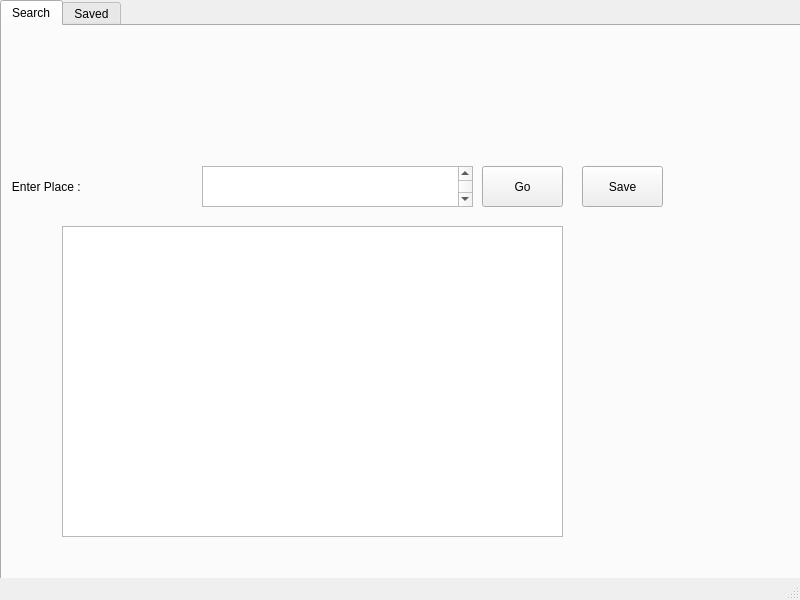
Before: the Qt Designer form main_window.ui in nishchaysinha/weatherapp, drawn with Qt 5.
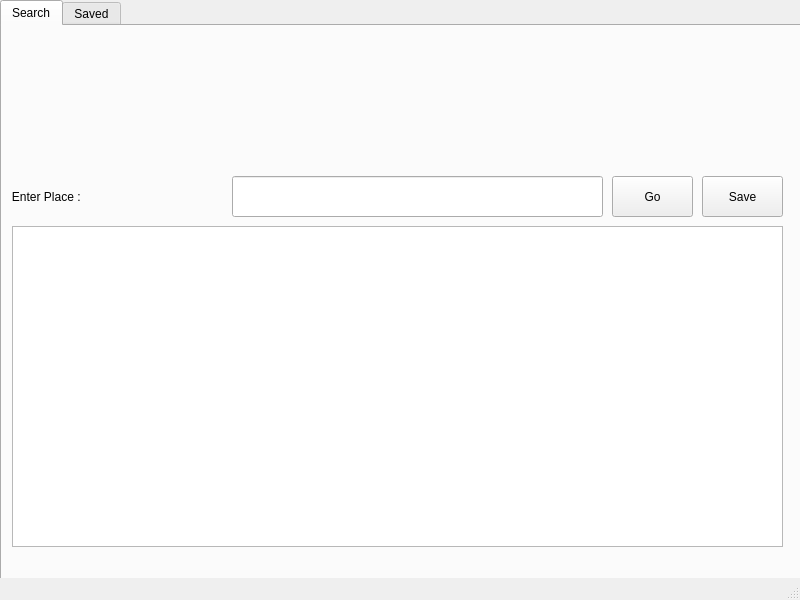
After: the same form once the commit is applied.

```diff
--- a/main_window.ui
+++ b/main_window.ui
@@ -46,8 +46,8 @@
       <property name="geometry">
        <rect>
         <x>0</x>
-        <y>140</y>
-        <width>201</width>
+        <y>150</y>
+        <width>231</width>
         <height>41</height>
        </rect>
       </property>
@@ -58,32 +58,11 @@
        <string>   Enter Place :</string>
       </property>
      </widget>
-     <widget class="QTextEdit" name="textEdit">
-      <property name="geometry">
-       <rect>
-        <x>200</x>
-        <y>140</y>
-        <width>271</width>
-        <height>41</height>
-       </rect>
-      </property>
-      <property name="styleSheet">
-       <string notr="true">font: 26pt &quot;MS Shell Dlg 2&quot;;
-</string>
-      </property>
-      <property name="html">
-       <string>&lt;!DOCTYPE HTML PUBLIC &quot;-//W3C//DTD HTML 4.0//EN&quot; &quot;http://www.w3.org/TR/REC-html40/strict.dtd&quot;&gt;
-&lt;html&gt;&lt;head&gt;&lt;meta name=&quot;qrichtext&quot; content=&quot;1&quot; /&gt;&lt;style type=&quot;text/css&quot;&gt;
-p, li { white-space: pre-wrap; }
-&lt;/style&gt;&lt;/head&gt;&lt;body style=&quot; font-family:'MS Shell Dlg 2'; font-size:26pt; font-weight:400; font-style:normal;&quot;&gt;
-&lt;p style=&quot;-qt-paragraph-type:empty; margin-top:0px; margin-bottom:0px; margin-left:0px; margin-right:0px; -qt-block-indent:0; text-indent:0px;&quot;&gt;&lt;br /&gt;&lt;/p&gt;&lt;/body&gt;&lt;/html&gt;</string>
-      </property>
-     </widget>
      <widget class="QPushButton" name="pushButton">
       <property name="geometry">
        <rect>
-        <x>480</x>
-        <y>140</y>
+        <x>610</x>
+        <y>150</y>
         <width>81</width>
         <height>41</height>
        </rect>
@@ -98,8 +77,8 @@
       <widget class="QPushButton" name="saveButton">
       <property name="geometry">
        <rect>
-        <x>580</x>
-        <y>140</y>
+        <x>700</x>
+        <y>150</y>
         <width>81</width>
         <height>41</height>
        </rect>
@@ -114,16 +93,26 @@
      <widget class="QTextEdit" name="result_text">
       <property name="geometry">
        <rect>
-        <x>60</x>
+        <x>10</x>
         <y>200</y>
-        <width>501</width>
-        <height>311</height>
+        <width>771</width>
+        <height>321</height>
        </rect>
       </property>
       <property name="styleSheet">
        <string notr="true">font: 26pt &quot;MS Shell Dlg 2&quot;;</string>
       </property>
      </widget>
+     <widget class="QLineEdit" name="lineEdit">
+      <property name="geometry">
+       <rect>
+        <x>230</x>
+        <y>150</y>
+        <width>371</width>
+        <height>41</height>
+       </rect>
+      </property>
+     </widget>
     </widget>
     <widget class="QWidget" name="history_tab">
      <attribute name="title">
```
Left out of the diff: 2 changed lines with no effect on the pictures.
